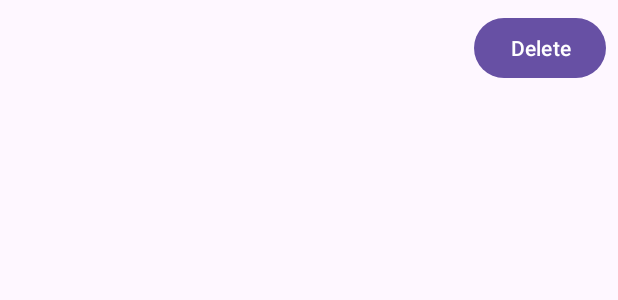
After one commit to abijr130904/MedicationReminder, an Android app: the layout list_item_reminder.xml on its own in the app's theme, with its tools: preview values and no code run, on a phone screen of 412 x 824 dp. The commit adds this screen. Shown: the top 300 px of the screen. Run offline under Robolectric (Android 15) with nearby library versions, the phone set to English and light mode, and no system bars.

Commit message:
menambahkan fitur menghapus list remender

```diff
--- a/app/build.gradle.kts
+++ b/app/build.gradle.kts
@@ -37,7 +37,6 @@ android {
 
 dependencies {
     implementation("com.google.android.material:material:1.9.0")
-
     implementation(libs.androidx.core.ktx)
     implementation(libs.androidx.appcompat)
     implementation(libs.material)
--- /dev/null
+++ b/app/src/main/res/layout/list_item_reminder.xml
@@ -0,0 +1,22 @@
+<?xml version="1.0" encoding="utf-8"?>
+<RelativeLayout xmlns:android="http://schemas.android.com/apk/res/android"
+    android:layout_width="match_parent"
+    android:layout_height="wrap_content"
+    android:padding="8dp">
+
+    <TextView
+        android:id="@+id/reminderTextView"
+        android:layout_width="wrap_content"
+        android:layout_height="wrap_content"
+        android:textSize="16sp"
+        android:textColor="@android:color/black" />
+
+    <Button
+        android:id="@+id/deleteButton"
+        android:layout_width="wrap_content"
+        android:layout_height="wrap_content"
+        android:layout_alignParentRight="true"
+        android:layout_centerVertical="true"
+        android:text="Delete"
+        android:padding="8dp" />
+</RelativeLayout>
```
Also changed, not shown: app/src/main/java/com/example/medicationreminder/ReminderReceiver.kt (+4 -8 lines), app/src/main/java/com/example/medicationreminder/RemindersActivity.kt (+17 -3 lines), app/src/main/java/com/example/medicationreminder/ViewRemindersActivity.kt (+47 -15 lines), app/src/main/res/layout/activity_view_reminders.xml (+6 -3 lines).
